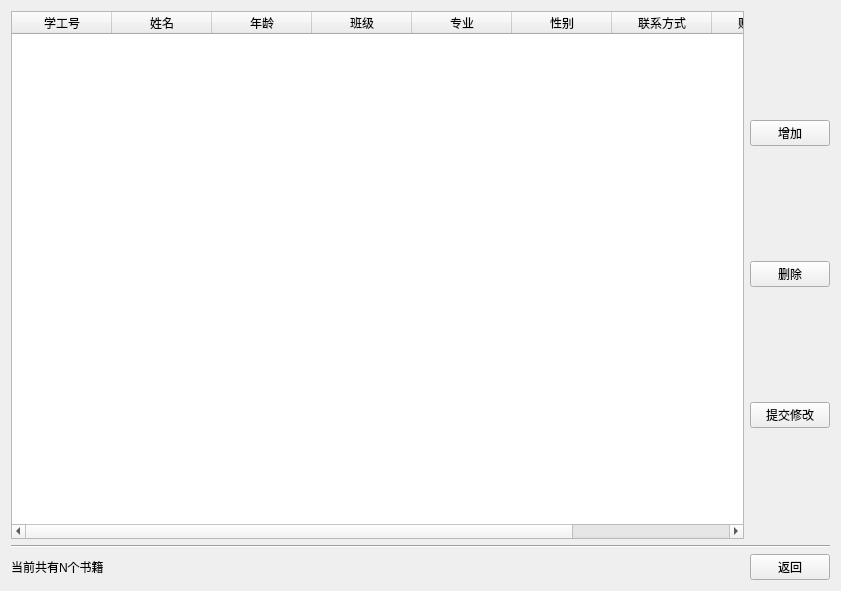
Above: ui/studentManagement.ui from Fenejifen/sql-work before the change. Below: the same form after it.
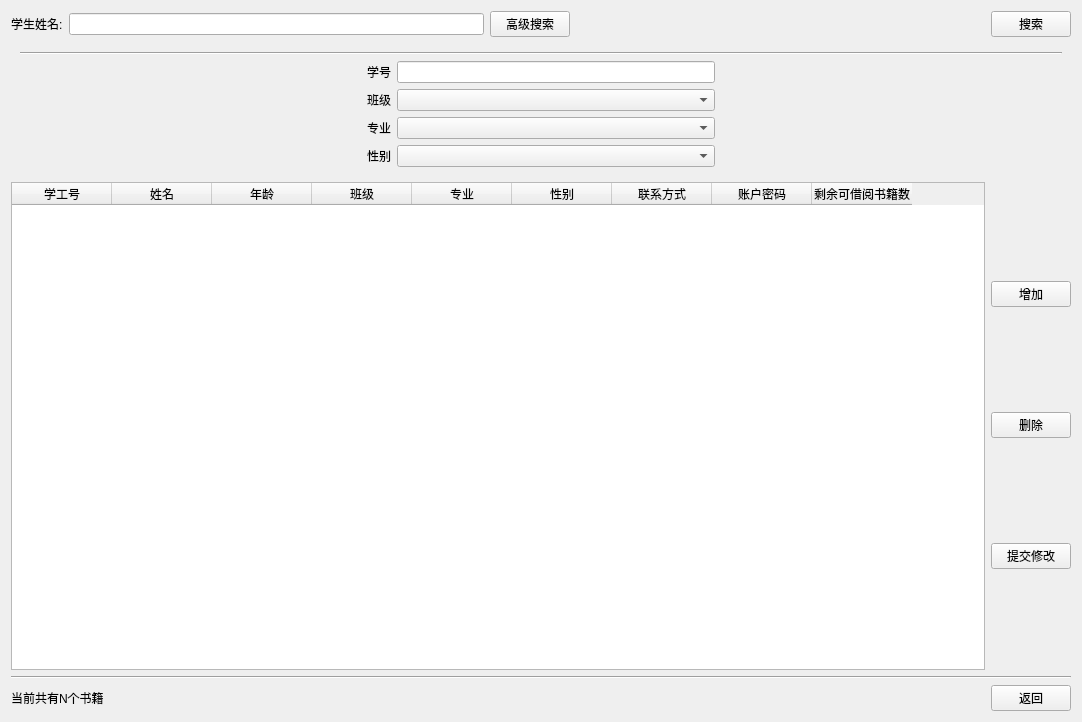
That is the form after the change.

Commit message: 增加了查询与借阅，图书管理，学生管理部分的高级搜索。

Patch:
```diff
--- a/ui/studentManagement.ui
+++ b/ui/studentManagement.ui
@@ -6,20 +6,227 @@
    <rect>
     <x>0</x>
     <y>0</y>
-    <width>841</width>
-    <height>591</height>
+    <width>1082</width>
+    <height>722</height>
    </rect>
   </property>
   <property name="windowTitle">
    <string>学生管理</string>
   </property>
-  <layout class="QHBoxLayout" name="horizontalLayout_4">
-   <item>
     <layout class="QVBoxLayout" name="verticalLayout_3">
      <item>
-      <layout class="QHBoxLayout" name="horizontalLayout_2">
-       <item>
         <layout class="QVBoxLayout" name="verticalLayout_2">
+     <item>
+      <layout class="QHBoxLayout" name="horizontalLayout_7">
+       <item>
+        <widget class="QLabel" name="label_2">
+         <property name="text">
+          <string>学生姓名:</string>
+         </property>
+        </widget>
+       </item>
+       <item>
+        <widget class="QLineEdit" name="studentNameEdit">
+         <property name="placeholderText">
+          <string/>
+         </property>
+        </widget>
+       </item>
+       <item>
+        <widget class="QPushButton" name="advancedSearchButton">
+         <property name="text">
+          <string>高级搜索</string>
+         </property>
+        </widget>
+       </item>
+       <item>
+        <spacer name="horizontalSpacer_3">
+         <property name="orientation">
+          <enum>Qt::Horizontal</enum>
+         </property>
+         <property name="sizeHint" stdset="0">
+          <size>
+           <width>40</width>
+           <height>20</height>
+          </size>
+         </property>
+        </spacer>
+       </item>
+       <item>
+        <widget class="QPushButton" name="searchButton">
+         <property name="sizePolicy">
+          <sizepolicy hsizetype="Fixed" vsizetype="Fixed">
+           <horstretch>32</horstretch>
+           <verstretch>32</verstretch>
+          </sizepolicy>
+         </property>
+         <property name="toolTip">
+          <string>搜索</string>
+         </property>
+         <property name="styleSheet">
+          <string notr="true"/>
+         </property>
+         <property name="text">
+          <string>搜索</string>
+         </property>
+         <property name="flat">
+          <bool>false</bool>
+         </property>
+        </widget>
+       </item>
+      </layout>
+     </item>
+     <item>
+      <widget class="QWidget" name="widget" native="true">
+       <layout class="QHBoxLayout" name="horizontalLayout_6">
+        <item>
+         <layout class="QVBoxLayout" name="verticalLayout_4">
+          <item>
+           <widget class="Line" name="line_3">
+            <property name="orientation">
+             <enum>Qt::Horizontal</enum>
+            </property>
+           </widget>
+          </item>
+          <item>
+           <layout class="QHBoxLayout" name="horizontalLayout_5">
+            <item>
+             <spacer name="horizontalSpacer_2">
+              <property name="orientation">
+               <enum>Qt::Horizontal</enum>
+              </property>
+              <property name="sizeHint" stdset="0">
+               <size>
+                <width>40</width>
+                <height>20</height>
+               </size>
+              </property>
+             </spacer>
+            </item>
+            <item>
+             <layout class="QVBoxLayout" name="verticalLayout_5">
+              <item>
+               <layout class="QHBoxLayout" name="horizontalLayout_4">
+                <item>
+                 <layout class="QVBoxLayout" name="verticalLayout_6">
+                  <item>
+                   <widget class="QLabel" name="label_1">
+                    <property name="text">
+                     <string>学号</string>
+                    </property>
+                   </widget>
+                  </item>
+                  <item>
+                   <widget class="QLabel" name="label_3">
+                    <property name="text">
+                     <string>班级</string>
+                    </property>
+                   </widget>
+                  </item>
+                  <item>
+                   <widget class="QLabel" name="label">
+                    <property name="text">
+                     <string>专业</string>
+                    </property>
+                   </widget>
+                  </item>
+                  <item>
+                   <widget class="QLabel" name="label_4">
+                    <property name="text">
+                     <string>性别</string>
+                    </property>
+                   </widget>
+                  </item>
+                 </layout>
+                </item>
+                <item>
+                 <layout class="QVBoxLayout" name="verticalLayout_7">
+                  <item>
+                   <widget class="QLineEdit" name="userNameEdit"/>
+                  </item>
+                  <item>
+                   <widget class="QComboBox" name="classBox">
+                    <item>
+                     <property name="text">
+                      <string/>
+                     </property>
+                    </item>
+                    <item>
+                     <property name="text">
+                      <string>男</string>
+                     </property>
+                    </item>
+                    <item>
+                     <property name="text">
+                      <string>女</string>
+                     </property>
+                    </item>
+                   </widget>
+                  </item>
+                  <item>
+                   <widget class="QComboBox" name="majorBox">
+                    <item>
+                     <property name="text">
+                      <string/>
+                     </property>
+                    </item>
+                    <item>
+                     <property name="text">
+                      <string>男</string>
+                     </property>
+                    </item>
+                    <item>
+                     <property name="text">
+                      <string>女</string>
+                     </property>
+                    </item>
+                   </widget>
+                  </item>
+                  <item>
+                   <widget class="QComboBox" name="sexBox">
+                    <item>
+                     <property name="text">
+                      <string/>
+                     </property>
+                    </item>
+                    <item>
+                     <property name="text">
+                      <string>男</string>
+                     </property>
+                    </item>
+                    <item>
+                     <property name="text">
+                      <string>女</string>
+                     </property>
+                    </item>
+                   </widget>
+                  </item>
+                 </layout>
+                </item>
+               </layout>
+              </item>
+             </layout>
+            </item>
+            <item>
+             <spacer name="horizontalSpacer_4">
+              <property name="orientation">
+               <enum>Qt::Horizontal</enum>
+              </property>
+              <property name="sizeHint" stdset="0">
+               <size>
+                <width>40</width>
+                <height>20</height>
+               </size>
+              </property>
+             </spacer>
+            </item>
+           </layout>
+          </item>
+         </layout>
+        </item>
+       </layout>
+      </widget>
+     </item>
          <item>
           <layout class="QHBoxLayout" name="horizontalLayout">
            <item>
@@ -136,10 +343,6 @@
               <string>返回</string>
              </property>
             </widget>
-           </item>
-          </layout>
-         </item>
-        </layout>
        </item>
       </layout>
      </item>
```
Left out of the diff: 2 changed lines with no effect on the pictures. Lines whose indentation alone changed are shown as unchanged. The commit also changes 4 other files.
